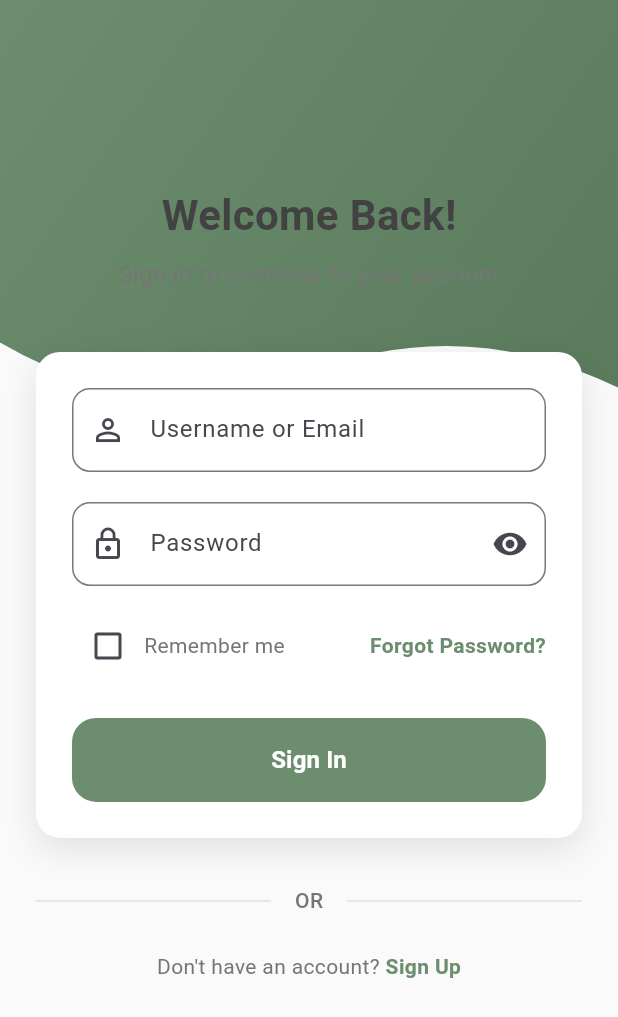
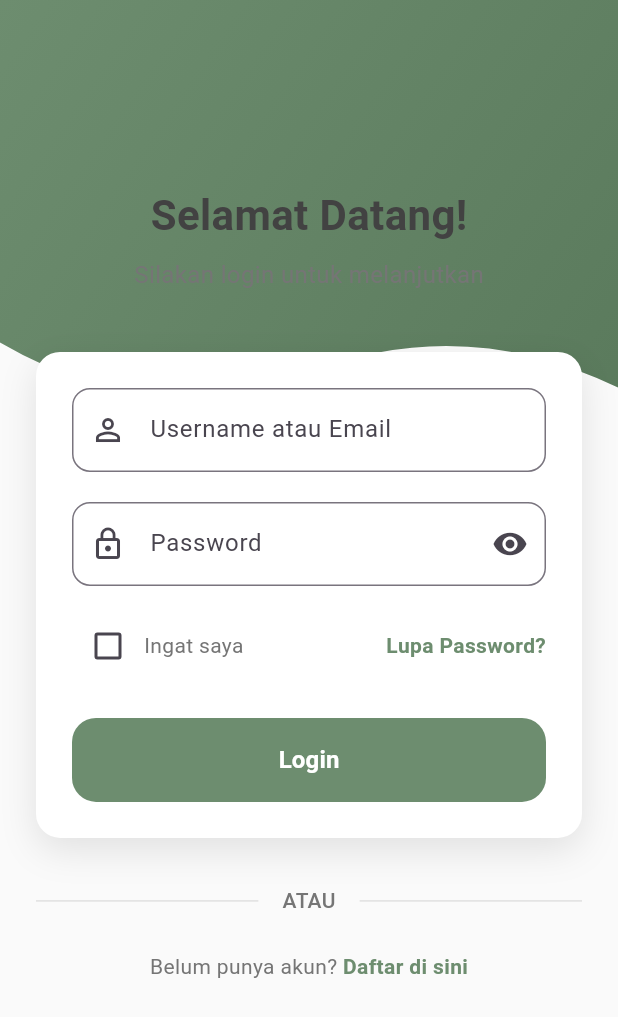
Before and after one commit to KeyLonVylce/Flutter_OKgreen, a Flutter app: the WaveLoginScreen screen opened directly, on a phone screen of 412 x 824 dp. Shown: the top 1017 px of the screen. Run offline on Flutter 3.47's test engine with Material 3 defaults, Android fonts, the phone set to English and light mode, and no system bars.

Commit message:
Menambahkan fitur login awal

```diff
--- a/lib/login.dart
+++ b/lib/login.dart
@@ -1,21 +1,5 @@
 import 'package:flutter/material.dart';
 import 'register.dart'; // Pastikan file register.dart ada
-
-void main() => runApp(MyApp());
-
-class MyApp extends StatelessWidget {
-  @override
-  Widget build(BuildContext context) {
-    return MaterialApp(
-      debugShowCheckedModeBanner: false,
-      theme: ThemeData(
-        primarySwatch: Colors.green,
-        fontFamily: 'Roboto',
-      ),
-      home: WaveLoginScreen(),
-    );
-  }
-}
 
 class WaveLoginScreen extends StatefulWidget {
   @override
@@ -40,20 +24,20 @@ class _WaveLoginScreenState extends State<WaveLoginScreen> {
 
   String? _validateLogin(String? value) {
     if (value == null || value.isEmpty) {
-      return 'Username or email is required';
+      return 'Username atau email wajib diisi';
     }
     if (value.length < 3) {
-      return 'Username must be at least 3 characters';
+      return 'Username minimal 3 karakter';
     }
     return null;
   }
 
   String? _validatePassword(String? value) {
     if (value == null || value.isEmpty) {
-      return 'Password is required';
+      return 'Password wajib diisi';
     }
     if (value.length < 6) {
-      return 'Password must be at least 6 characters';
+      return 'Password minimal 6 karakter';
     }
     return null;
   }
@@ -64,20 +48,22 @@ class _WaveLoginScreenState extends State<WaveLoginScreen> {
         _isLoading = true;
       });
 
-      // Simulate API call
+      // Simulasi proses login
       await Future.delayed(Duration(seconds: 2));
 
       setState(() {
         _isLoading = false;
       });
 
-      // Show success message
+      // Tampilkan pesan sukses
       ScaffoldMessenger.of(context).showSnackBar(
         SnackBar(
-          content: Text('Login successful!'),
+          content: Text('Login berhasil!'),
           backgroundColor: Colors.green,
         ),
       );
+
+      // TODO: Navigasi ke halaman berikutnya
     }
   }
 
@@ -86,8 +72,8 @@ class _WaveLoginScreenState extends State<WaveLoginScreen> {
       context: context,
       builder: (BuildContext context) {
         return AlertDialog(
-          title: Text('Forgot Password'),
-          content: Text('Password reset functionality will be implemented here.'),
+          title: Text('Lupa Password'),
+          content: Text('Fitur reset password akan diimplementasikan di sini.'),
           actions: [
             TextButton(
               onPressed: () => Navigator.of(context).pop(),
@@ -141,7 +127,7 @@ class _WaveLoginScreenState extends State<WaveLoginScreen> {
                       Column(
                         children: [
                           Text(
-                            'Welcome Back!',
+                            'Selamat Datang!',
                             style: TextStyle(
                               fontSize: 28,
                               fontWeight: FontWeight.bold,
@@ -150,7 +136,7 @@ class _WaveLoginScreenState extends State<WaveLoginScreen> {
                           ),
                           SizedBox(height: 8),
                           Text(
-                            'Sign in to continue to your account',
+                            'Silakan login untuk melanjutkan',
                             style: TextStyle(
                               fontSize: 16,
                               color: Colors.grey[600],
@@ -187,8 +173,8 @@ class _WaveLoginScreenState extends State<WaveLoginScreen> {
                                 controller: _loginController,
                                 validator: _validateLogin,
                                 decoration: InputDecoration(
-                                  labelText: 'Username or Email',
-                                  hintText: 'Enter your username or email',
+                                  labelText: 'Username atau Email',
+                                  hintText: 'Masukkan username atau email',
                                   prefixIcon: Icon(Icons.person_outline),
                                   border: OutlineInputBorder(
                                     borderRadius: BorderRadius.circular(12),
@@ -212,7 +198,7 @@ class _WaveLoginScreenState extends State<WaveLoginScreen> {
                                 validator: _validatePassword,
                                 decoration: InputDecoration(
                                   labelText: 'Password',
-                                  hintText: 'Enter your password',
+                                  hintText: 'Masukkan password',
                                   prefixIcon: Icon(Icons.lock_outline),
                                   suffixIcon: IconButton(
                                     icon: Icon(
@@ -257,7 +243,7 @@ class _WaveLoginScreenState extends State<WaveLoginScreen> {
                                         activeColor: Color(0xFF6D8D6F),
                                       ),
                                       Text(
-                                        'Remember me',
+                                        'Ingat saya',
                                         style: TextStyle(
                                           fontSize: 14,
                                           color: Colors.grey[600],
@@ -268,7 +254,7 @@ class _WaveLoginScreenState extends State<WaveLoginScreen> {
                                   GestureDetector(
                                     onTap: _showForgotPasswordDialog,
                                     child: Text(
-                                      'Forgot Password?',
+                                      'Lupa Password?',
                                       style: TextStyle(
                                         fontSize: 14,
                                         color: Color(0xFF6D8D6F),
@@ -306,7 +292,7 @@ class _WaveLoginScreenState extends State<WaveLoginScreen> {
                                           ),
                                         )
                                       : Text(
-                                          'Sign In',
+                                          'Login',
                                           style: TextStyle(
                                             fontSize: 16,
                                             fontWeight: FontWeight.w600,
@@ -328,7 +314,7 @@ class _WaveLoginScreenState extends State<WaveLoginScreen> {
                           Padding(
                             padding: EdgeInsets.symmetric(horizontal: 16),
                             child: Text(
-                              'OR',
+                              'ATAU',
                               style: TextStyle(
                                 color: Colors.grey[600],
                                 fontSize: 14,
@@ -347,7 +333,7 @@ class _WaveLoginScreenState extends State<WaveLoginScreen> {
                         mainAxisAlignment: MainAxisAlignment.center,
                         children: [
                           Text(
-                            "Don't have an account? ",
+                            "Belum punya akun? ",
                             style: TextStyle(
                               color: Colors.grey[600],
                               fontSize: 14,
@@ -363,7 +349,7 @@ class _WaveLoginScreenState extends State<WaveLoginScreen> {
                               );
                             },
                             child: Text(
-                              'Sign Up',
+                              'Daftar di sini',
                               style: TextStyle(
                                 color: Color(0xFF6D8D6F),
                                 fontSize: 14,
```
Also changed, not shown: lib/main.dart (+6 -105 lines).
